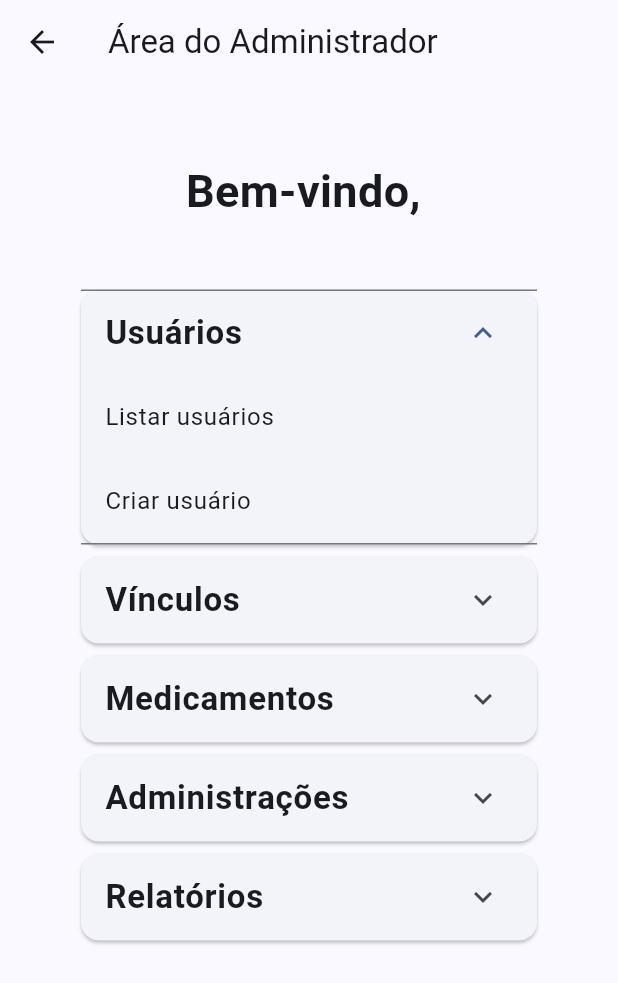
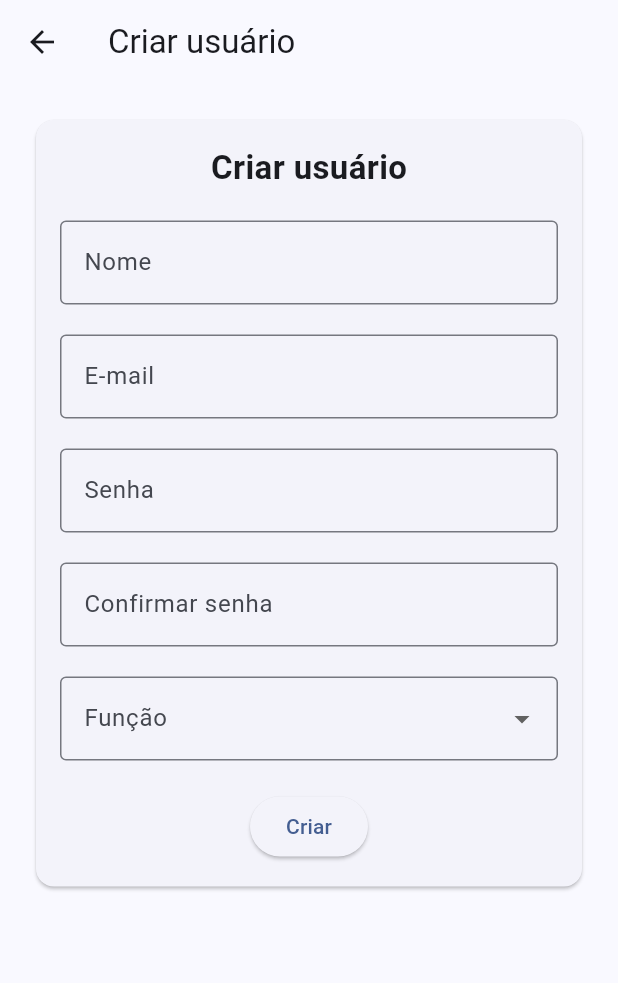
Before and after one commit to MarcosFagundes1402/homecare, a Flutter app: the AdminHome screen opened directly with empty values, after a tap on "Usuários", after a tap on "Criar usuário", on a phone screen of 412 x 824 dp. Shown: the top 983 px of the screen. Run offline on Flutter 3.47's test engine with Material 3 defaults, Android fonts, the phone set to English and light mode, and no system bars; network calls fail.

Commit message:
feat: adiciona criacao de usuarios na area ADMIN

```diff
--- a/homecare_front/lib/admin_home.dart
+++ b/homecare_front/lib/admin_home.dart
@@ -1,6 +1,6 @@
+import 'package:app/criar_usuarios.dart';
 import 'package:app/listar_usuario.dart';
 import 'package:flutter/material.dart';
-
 class AdminHome extends StatefulWidget {
   final String nome;
   final String token;
@@ -43,13 +43,24 @@ class _AdminHomeState extends State<AdminHome> {
                     Navigator.push(
                       context,
                       MaterialPageRoute(
-                        builder: (context) => ListarUsuarios(token: widget.token),
+                        builder: (context) =>
+                            ListarUsuarios(token: widget.token),
+                      ),
+                    );
+                  },
+                ),
+
+                ListTile(
+                  title: const Text('Criar usuário'),
+                  onTap: () {
+                    Navigator.push(
+                      context,
+                      MaterialPageRoute(builder: (context) =>
+                                  CriarUsuarios(token: widget.token)
                       )
                     );
                   },
                 ),
-
-                ListTile(title: const Text('Criar usuário'), onTap: () {}),
               ],
             ),
           ),
@@ -78,9 +89,15 @@ class _AdminHomeState extends State<AdminHome> {
               ),
 
               children: [
-                ListTile(title: const Text('Consultar todos os medicamentos'), onTap: () {},),
+                ListTile(
+                  title: const Text('Consultar todos os medicamentos'),
+                  onTap: () {},
+                ),
 
-                ListTile(title: const Text('Consultar por paciente'), onTap: () {},),
+                ListTile(
+                  title: const Text('Consultar por paciente'),
+                  onTap: () {},
+                ),
 
                 ListTile(title: const Text('Criar medicamento'), onTap: () {}),
               ],
--- /dev/null
+++ b/homecare_front/lib/criar_usuarios.dart
@@ -0,0 +1,280 @@
+import 'dart:convert';
+
+import 'package:flutter/material.dart';
+import 'package:http/http.dart' as http;
+
+class CriarUsuarios extends StatefulWidget {
+  final String token;
+
+  const CriarUsuarios({super.key, required this.token});
+
+  @override
+  State<CriarUsuarios> createState() => _CriarUsuariosState();
+}
+
+class _CriarUsuariosState extends State<CriarUsuarios> {
+  final nomeController = TextEditingController();
+  final emailController = TextEditingController();
+  final senhaController = TextEditingController();
+  final confirmarsenhaController = TextEditingController();
+
+  final cpfController = TextEditingController();
+  final nascimentoController = TextEditingController();
+  final telController = TextEditingController();
+  final enderecoController = TextEditingController();
+  final obsController = TextEditingController();
+
+  late final List<TextEditingController> controllers = [
+    nomeController,
+    emailController,
+    senhaController,
+    confirmarsenhaController,
+    cpfController,
+    nascimentoController,
+    telController,
+    enderecoController,
+    obsController,
+  ];
+
+  String? roleSelecionada;
+
+  Future<void> criarUsuarios() async {
+    final url = Uri.parse('http://localhost:5000/usuarios/criar');
+
+    final dados = {
+      'nome': nomeController.text.trim(),
+      'email': emailController.text.trim(),
+      'senha': senhaController.text.trim(),
+      'confirmar_senha': confirmarsenhaController.text.trim(),
+      'role': roleSelecionada,
+    };
+
+    if (roleSelecionada == 'paciente' || roleSelecionada == 'cuidador') {
+      dados.addAll({
+        'cpf': cpfController.text.trim(),
+        'data_nascimento': nascimentoController.text.trim(),
+        'tel': telController.text.trim(),
+        'endereco': enderecoController.text.trim(),
+        'obs': obsController.text.trim(),
+      });
+    }
+
+    try {
+      final response = await http.post(
+        url,
+        headers: {
+          'Authorization': 'Bearer ${widget.token}',
+          'Content-Type': 'application/json',
+        },
+        body: jsonEncode(dados),
+      );
+
+      final resposta = jsonDecode(response.body);
+
+      if (!mounted) return;
+
+      if (response.statusCode == 201) {
+        ScaffoldMessenger.of(context).showSnackBar(
+          SnackBar(
+            content: Text(
+              resposta['msg']?.toString() ?? 'Usuário criado com sucesso.',
+            ),
+          ),
+        );
+
+        for (final controller in controllers) {
+          controller.clear();
+        }
+
+        setState(() {
+          roleSelecionada = null;
+        });
+      } else {
+        ScaffoldMessenger.of(context).showSnackBar(
+          SnackBar(content: Text(resposta['erro'] ?? 'Erro ao criar usuário.')),
+        );
+      }
+    } catch (erro) {
+      debugPrint('erro: $erro');
+    }
+  }
+
+  @override
+  Widget build(BuildContext context) {
+    return Scaffold(
+      appBar: AppBar(title: Text('Criar usuário')),
+
+      body: ListView(
+        padding: const EdgeInsets.all(20),
+        children: [
+          Center(
+            child: ConstrainedBox(
+              constraints: const BoxConstraints(maxWidth: 500),
+              child: Card(
+                child: Padding(
+                  padding: const EdgeInsets.all(16),
+                  child: Column(
+                    children: [
+                      const Text(
+                        'Criar usuário',
+                        style: TextStyle(
+                          fontSize: 22,
+                          fontWeight: FontWeight.w600,
+                        ),
+                      ),
+
+                      const SizedBox(height: 20),
+
+                      TextField(
+                        controller: nomeController,
+                        decoration: const InputDecoration(
+                          labelText: 'Nome',
+                          border: OutlineInputBorder(),
+                        ),
+                      ),
+
+                      const SizedBox(height: 20),
+
+                      TextField(
+                        controller: emailController,
+                        decoration: const InputDecoration(
+                          labelText: 'E-mail',
+                          border: OutlineInputBorder(),
+                        ),
+                      ),
+
+                      const SizedBox(height: 20),
+
+                      TextField(
+                        controller: senhaController,
+                        obscureText: true,
+                        decoration: const InputDecoration(
+                          labelText: 'Senha',
+                          border: OutlineInputBorder(),
+                        ),
+                      ),
+
+                      const SizedBox(height: 20),
+
+                      TextField(
+                        controller: confirmarsenhaController,
+                        obscureText: true,
+                        decoration: const InputDecoration(
+                          labelText: 'Confirmar senha',
+                          border: OutlineInputBorder(),
+                        ),
+                      ),
+
+                      const SizedBox(height: 20),
+
+                      DropdownButtonFormField<String>(
+                        value: roleSelecionada,
+                        decoration: const InputDecoration(
+                          labelText: 'Função',
+                          border: OutlineInputBorder(),
+                        ),
+                        items: const [
+                          DropdownMenuItem(
+                            value: 'admin',
+                            child: Text('Administrador'),
+                          ),
+
+                          DropdownMenuItem(
+                            value: 'cuidador',
+                            child: Text('Cuidador'),
+                          ),
+
+                          DropdownMenuItem(
+                            value: 'paciente',
+                            child: Text('Paciente'),
+                          ),
+                        ],
+
+                        onChanged: (valor) {
+                          setState(() {
+                            roleSelecionada = valor;
+                          });
+                        },
+                      ),
+
+                      if (roleSelecionada == 'paciente' ||
+                          roleSelecionada == 'cuidador') ...[
+                        const SizedBox(height: 20),
+
+                        TextField(
+                          controller: cpfController,
+                          decoration: const InputDecoration(
+                            labelText: 'CPF',
+                            border: OutlineInputBorder(),
+                          ),
+                        ),
+
+                        const SizedBox(height: 20),
+
+                        TextField(
+                          controller: nascimentoController,
+                          decoration: const InputDecoration(
+                            labelText: 'Data de nascimento',
+                            border: OutlineInputBorder(),
+                          ),
+                        ),
+
+                        const SizedBox(height: 20),
+
+                        TextField(
+                          controller: telController,
+                          decoration: const InputDecoration(
+                            labelText: 'Telefone',
+                            border: OutlineInputBorder(),
+                          ),
+                        ),
+
+                        const SizedBox(height: 20),
+
+                        TextField(
+                          controller: enderecoController,
+                          decoration: const InputDecoration(
+                            labelText: 'Endereço',
+                            border: OutlineInputBorder(),
+                          ),
+                        ),
+                        const SizedBox(height: 20),
+
+                        TextField(
+                          controller: obsController,
+                          decoration: const InputDecoration(
+                            labelText: 'Observações',
+                            border: OutlineInputBorder(),
+                          ),
+                        ),
+                      ],
+
+                      const SizedBox(height: 20),
+
+                      ElevatedButton(
+                        onPressed: () {
+                          criarUsuarios();
+                        },
+                        child: const Text('Criar'),
+                      ),
+                      // seus campos aqui
+                    ],
+                  ),
+                ),
+              ),
+            ),
+          ),
+        ],
+      ),
+    );
+  }
+
+  @override
+  void dispose() {
+    for (final controller in controllers) {
+      controller.dispose();
+    }
+
+    super.dispose();
+  }
+}
```
Also changed, not shown: 2 other files.
